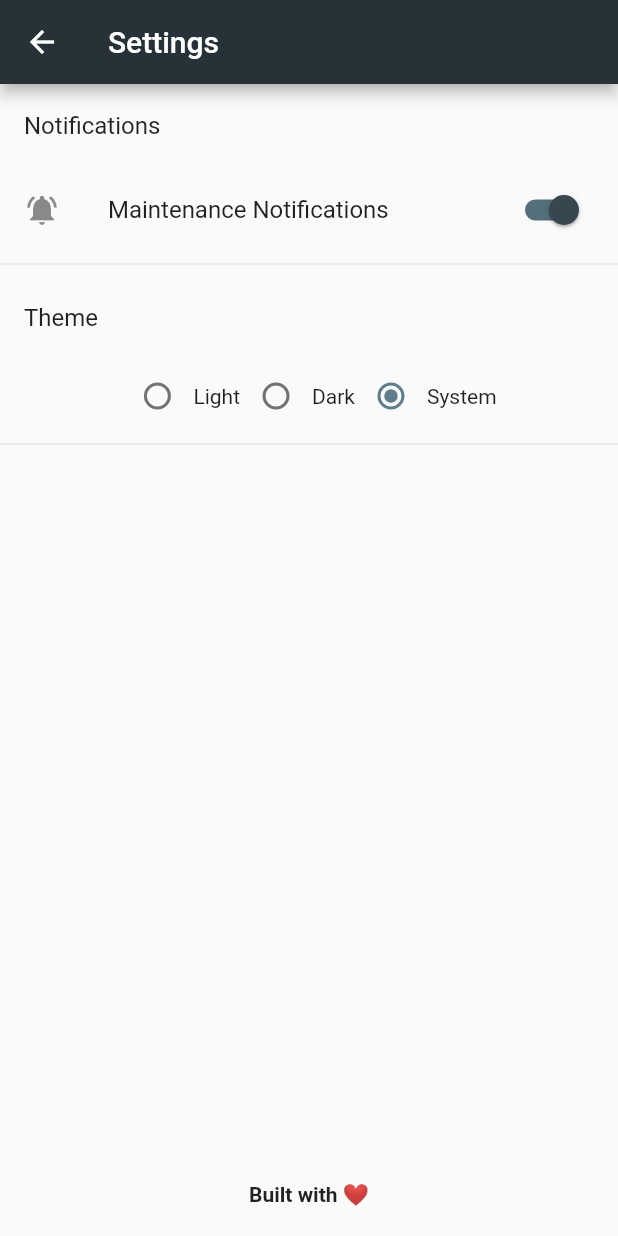
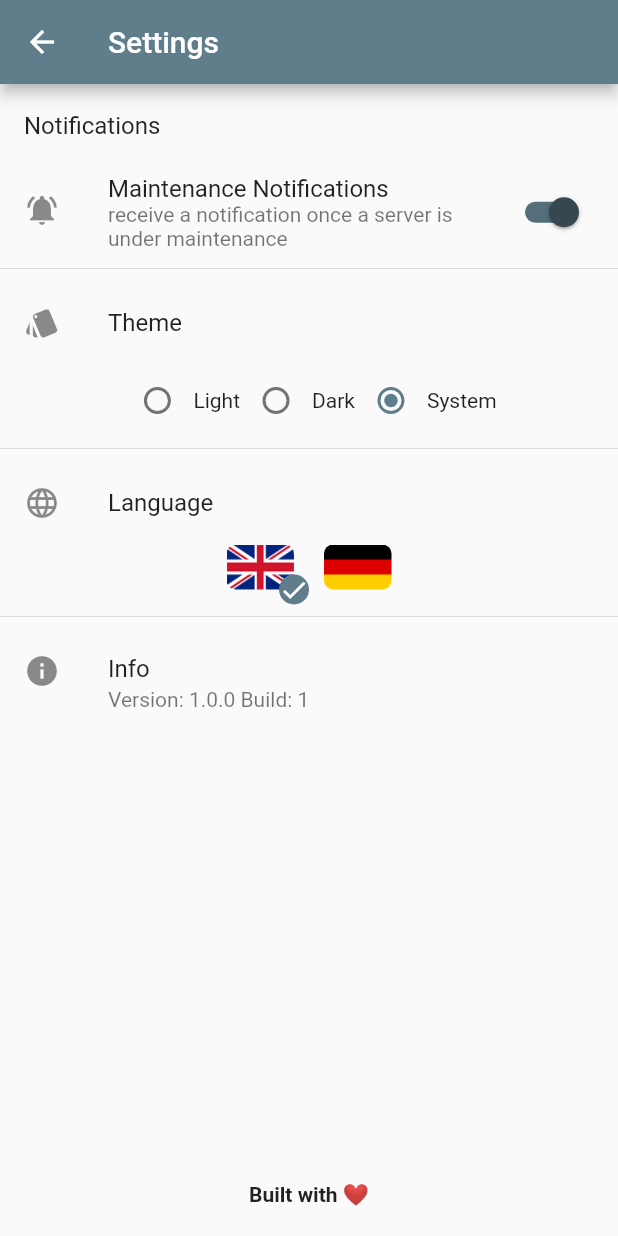
Before and after one commit to Incr3dible/sc-utility, a Flutter app: the SettingsPage screen opened by its route, on a phone screen of 412 x 824 dp. Run offline on Flutter 3.47's test engine with Material 2 defaults, Android fonts, the phone set to English and light mode, and no system bars; our stand-ins replace firebase_messaging, package_info, permission_handler, photo_view, share, shared_preferences; missing offline and left inert: device_apps, root_access; accounts and stored records are empty.

Commit message:
cleaner settings, added languages

```diff
--- a/src/lib/main.dart
+++ b/src/lib/main.dart
@@ -57,6 +57,7 @@ class MyAppState extends State<MyApp> {
           primarySwatch: themeColor,
           accentColor: themeColor,
           toggleableActiveColor: themeColor,
+          appBarTheme: AppBarTheme(color: themeColor),
           visualDensity: VisualDensity.adaptivePlatformDensity,
           brightness: Brightness.dark),
       themeMode: themeMode,
@@ -84,7 +85,6 @@ class MainPageState extends State<MainPage>
     with SingleTickerProviderStateMixin {
   GlobalKey<ScaffoldState> scaffoldKey = new GlobalKey<ScaffoldState>();
   TabController controller;
-  PackageInfo packageInfo;
   List<ApplicationWithIcon> games;
   bool isLoading = true;
   Resources resources;
@@ -127,8 +127,6 @@ class MainPageState extends State<MainPage>
   }
 
   void prepare() async {
-    packageInfo = await PackageInfo.fromPlatform();
-
     await initRootRequest();
     await Permission.storage.request();
     await RootUtils.grantStoragePermissions();
@@ -205,20 +203,19 @@ class MainPageState extends State<MainPage>
             ],
           ),
           drawer: Drawer(
+            child: Column(
+              children: <Widget>[
+                Flexible(
+                  fit: FlexFit.tight,
                   child: ListView(
                     padding: EdgeInsets.zero,
                     children: <Widget>[
                       UserAccountsDrawerHeader(
-                  accountName: Text(title),
                         decoration: BoxDecoration(
                           color: Colors.blueGrey[900],
                         ),
-                  accountEmail: packageInfo != null
-                      ? Text("Version: " +
-                          packageInfo.version +
-                          ", Build: " +
-                          packageInfo.buildNumber)
-                      : Text(""),
+                        accountEmail: Text("an open source project"),
+                        accountName: Text(title),
                       ),
                       ListTile(
                         enabled: _rootStatus,
@@ -230,10 +227,9 @@ class MainPageState extends State<MainPage>
                           Navigator.push(
                               context,
                               new MaterialPageRoute(
-                          builder: (BuildContext context) => new EventPage(
-                              "Clash Royale",
-                              "com.supercell.clashroyale",
-                              "events"),
+                                builder: (BuildContext context) =>
+                                    new EventPage("Clash Royale",
+                                        "com.supercell.clashroyale", "events"),
                               ));
                         },
                       ),
@@ -249,14 +245,14 @@ class MainPageState extends State<MainPage>
                           Navigator.push(
                               context,
                               new MaterialPageRoute(
-                          builder: (BuildContext context) => new EventPage(
+                                builder: (BuildContext context) =>
+                                    new EventPage(
                                         "Clash of Clans",
                                         "com.supercell.clashofclans",
                                         "events-coc"),
                               ));
                         },
                       ),
-                Divider(),
                       ListTile(
                         title: Text(
                           'Settings',
@@ -269,6 +265,15 @@ class MainPageState extends State<MainPage>
                         },
                         enabled: true,
                       ),
+                    ],
+                  ),
+                ),
+                ListTile(
+                  leading: Icon(Icons.open_in_new),
+                  title: Text("More"),
+                  subtitle: Text(
+                      "looking for help or want to take a look at the code of this app?"),
+                ),
                 Divider(),
                 ListTile(
                   title: Text(
@@ -279,6 +284,17 @@ class MainPageState extends State<MainPage>
                   ),
                   onTap: () {
                     launchURL('https://discord.gg/XdTw2PZ');
+                  },
+                ),
+                ListTile(
+                  title: Text(
+                    'Github',
+                  ),
+                  leading: Icon(
+                    Icons.code,
+                  ),
+                  onTap: () {
+                    launchURL('https://github.com/Incr3dible/sc-utility');
                   },
                 )
               ],
@@ -312,6 +328,7 @@ class MainPageState extends State<MainPage>
     widgets.addAll(buildGames());
 
     return ListView.builder(
+        padding: EdgeInsets.only(top: 8, left: 5, right: 5),
         itemCount: widgets.length,
         itemBuilder: (BuildContext ctx, int index) {
           return widgets[index];
--- a/src/lib/pages/settings.dart
+++ b/src/lib/pages/settings.dart
@@ -1,6 +1,7 @@
 import 'package:flutter/cupertino.dart';
 import 'package:flutter/material.dart';
 import '../resources.dart';
+import '../translationProvider.dart';
 
 class SettingsPage extends StatefulWidget {
   @override
@@ -13,12 +14,14 @@ class SettingsState extends State<SettingsPage> {
   bool notificationsOn = false;
   bool nightModeOn = false;
   int nightModeState = 2;
+  int language = 0;
 
   @override
   void initState() {
     resources = Resources.getInstance();
     nightModeState = resources.prefs.getInt("themeMode") ?? 2;
     notificationsOn = resources.prefs.getBool("notifications") ?? true;
+    language = resources.language();
 
     super.initState();
   }
@@ -31,6 +34,13 @@ class SettingsState extends State<SettingsPage> {
       resources.prefs.setBool("notifications", false);
       resources.firebaseMessaging.unsubscribeFromTopic("everyone");
     }
+  }
+
+  void onLanguageChanged(int value) {
+    setState(() {
+      language = value;
+      resources.prefs.setInt("language", value);
+    });
   }
 
   void handleRadioValueChanged(int value) {
@@ -62,10 +72,12 @@ class SettingsState extends State<SettingsPage> {
 
   @override
   Widget build(BuildContext context) {
+    var version = resources.packageInfo.version;
+    var build = resources.packageInfo.buildNumber;
+
     return Scaffold(
         appBar: AppBar(
-          title: Text("Settings"),
-          backgroundColor: Colors.blueGrey[900],
+          title: Text(TranslationProvider.get("TID_SETTINGS")),
         ),
         body: Column(
           children: [
@@ -74,7 +86,7 @@ class SettingsState extends State<SettingsPage> {
               child: ListView(
                 children: <Widget>[
                   ListTile(
-                    title: Text("Notifications"),
+                    title: Text(TranslationProvider.get("TID_NOTIFICATIONS")),
                   ),
                   Container(
                     child: ListTile(
@@ -88,8 +100,9 @@ class SettingsState extends State<SettingsPage> {
                           ? Icon(Icons.notifications_active)
                           : Icon(Icons.notifications_off),
                       title: Text(
-                        "Maintenance Notifications",
+                        TranslationProvider.get("TID_MAINTENANCE_NOTIFICATIONS"),
                       ),
+                      subtitle: Text(TranslationProvider.get("TID_MAINTENANCE_NOTIFICATION_DESC")),
                       trailing: Switch(
                         value: notificationsOn,
                         onChanged: (value) {
@@ -105,9 +118,10 @@ class SettingsState extends State<SettingsPage> {
                   ),
                   Divider(),
                   ListTile(
+                      leading: Icon(Icons.style),
                       title: Text(
-                    "Theme",
-                  )),
+                        TranslationProvider.get("TID_THEME"),
+                      )),
                   Center(
                     child: Row(
                       mainAxisSize: MainAxisSize.min,
@@ -117,13 +131,13 @@ class SettingsState extends State<SettingsPage> {
                           groupValue: nightModeState,
                           onChanged: handleRadioValueChanged,
                         ),
-                        Text("Light"),
+                        Text(TranslationProvider.get("TID_LIGHT")),
                         Radio<int>(
                           value: 1,
                           groupValue: nightModeState,
                           onChanged: handleRadioValueChanged,
                         ),
-                        Text("Dark"),
+                        Text(TranslationProvider.get("TID_DARK")),
                         Radio<int>(
                           value: 2,
                           groupValue: nightModeState,
@@ -133,7 +147,25 @@ class SettingsState extends State<SettingsPage> {
                       ],
                     ),
                   ),
-                  Divider()
+                  Divider(),
+                  ListTile(
+                      leading: Icon(Icons.language),
+                      title: Text(TranslationProvider.get("TID_LANGUAGE"))),
+                  Row(
+                    mainAxisAlignment: MainAxisAlignment.center,
+                    children: <Widget>[
+                      flagButton(0, "assets/uk.png", language == 0),
+                      flagButton(1, "assets/de.png", language == 1),
+                    ],
+                  ),
+                  Divider(),
+                  ListTile(
+                    leading: Icon(Icons.info),
+                    title: Text(
+                      "Info",
+                    ),
+                    subtitle: Text("Version: $version Build: $build"),
+                  ),
                 ],
               ),
             ),
@@ -148,4 +180,42 @@ class SettingsState extends State<SettingsPage> {
           ],
         ));
   }
+
+  Widget flagButton(int index, String assetImage, bool selected) {
+    return Stack(
+      children: <Widget>[
+        Container(
+          child: GestureDetector(
+            onTap: () {
+              onLanguageChanged(index);
+            },
+          ),
+          margin: EdgeInsets.only(left: 10, right: 10, bottom: 10),
+          width: 45,
+          height: 30,
+          decoration: BoxDecoration(
+              image: DecorationImage(
+                  image: AssetImage(assetImage), fit: BoxFit.fill),
+              borderRadius: BorderRadius.circular(6)),
+        ),
+        selected
+            ? Positioned.fill(
+            child: Align(
+              alignment: Alignment.bottomRight,
+              child: Container(
+                child: Icon(
+                  Icons.done,
+                  size: 20,
+                  color: Colors.white,
+                ),
+                decoration: BoxDecoration(
+                  shape: BoxShape.circle,
+                  color: Theme.of(context).accentColor,
+                ),
+              ),
+            ))
+            : SizedBox.shrink()
+      ],
+    );
+  }
 }
--- a/src/lib/resources.dart
+++ b/src/lib/resources.dart
@@ -1,5 +1,6 @@
 import 'package:firebase_messaging/firebase_messaging.dart';
 import 'package:flutter/material.dart';
+import 'package:package_info/package_info.dart';
 import 'package:shared_preferences/shared_preferences.dart';
 import 'package:sc_utility/network/Client.dart';
 
@@ -24,6 +25,7 @@ class Resources {
   MainPageState mainPage;
   MyAppState myApp;
   CrClientPageState clientPageState;
+  PackageInfo packageInfo;
 
   bool isPopupOpen = false;
   FirebaseMessaging firebaseMessaging;
@@ -42,6 +44,8 @@ class Resources {
     if (prefs.getBool("notifications") ?? true) {
       firebaseMessaging.subscribeToTopic("everyone");
     }
+
+    packageInfo = await PackageInfo.fromPlatform();
 
     print("Initialized resources.");
 
@@ -67,6 +71,10 @@ class Resources {
     return ThemeMode.system;
   }
 
+  int language(){
+    return prefs?.getInt("language") ?? 0;
+  }
+
   String fingerprintSha() {
     return prefs.getString("sha") ?? "unknown";
   }
--- /dev/null
+++ b/src/lib/translationProvider.dart
@@ -0,0 +1,42 @@
+import 'package:sc_utility/resources.dart';
+
+class TranslationProvider {
+  static var texts = {
+    {
+      "TID_SETTINGS": "Settings",
+      "TID_THEME": "Theme",
+      "TID_LIGHT": "Light",
+      "TID_DARK": "Dark",
+      "TID_LANGUAGE": "Language",
+      "TID_NOTIFICATIONS": "Notifications",
+      "TID_MAINTENANCE_NOTIFICATIONS": "Maintenance Notifications",
+      "TID_MAINTENANCE_NOTIFICATION_DESC":
+          "receive a notification once a server is under maintenance"
+    },
+    {
+      "TID_SETTINGS": "Einstellungen",
+      "TID_THEME": "Thema",
+      "TID_LIGHT": "Hell",
+      "TID_DARK": "Dunkel",
+      "TID_LANGUAGE": "Sprache",
+      "TID_NOTIFICATIONS": "Benachrichtigungen",
+      "TID_MAINTENANCE_NOTIFICATIONS": "Wartungsbenachrichtigungen",
+      "TID_MAINTENANCE_NOTIFICATION_DESC":
+      "eine Benachrichtigung erhalten, sobald ein Server in Wartung ist"
+    },
+  };
+
+  static String get(String tid) {
+    var language = Resources.getInstance().language();
+
+    if (texts.length > language) {
+      var languageTexts = texts.elementAt(language);
+
+      if (languageTexts.containsKey(tid)) {
+        return languageTexts[tid];
+      }
+    }
+
+    return tid;
+  }
+}
--- a/src/pubspec.yaml
+++ b/src/pubspec.yaml
@@ -51,9 +51,8 @@ flutter:
   uses-material-design: true
 
   # To add assets to your application, add an assets section, like this:
-  # assets:
-  #  - images/a_dot_burr.jpeg
-  #  - images/a_dot_ham.jpeg
+  assets:
+    - assets/
 
   # An image asset can refer to one or more resolution-specific "variants", see
   # https://flutter.dev/assets-and-images/#resolution-aware.
```
Also changed, not shown: src/assets/de.png (added), src/assets/uk.png (added), 1 other file. Lines whose indentation alone changed are shown as unchanged.
